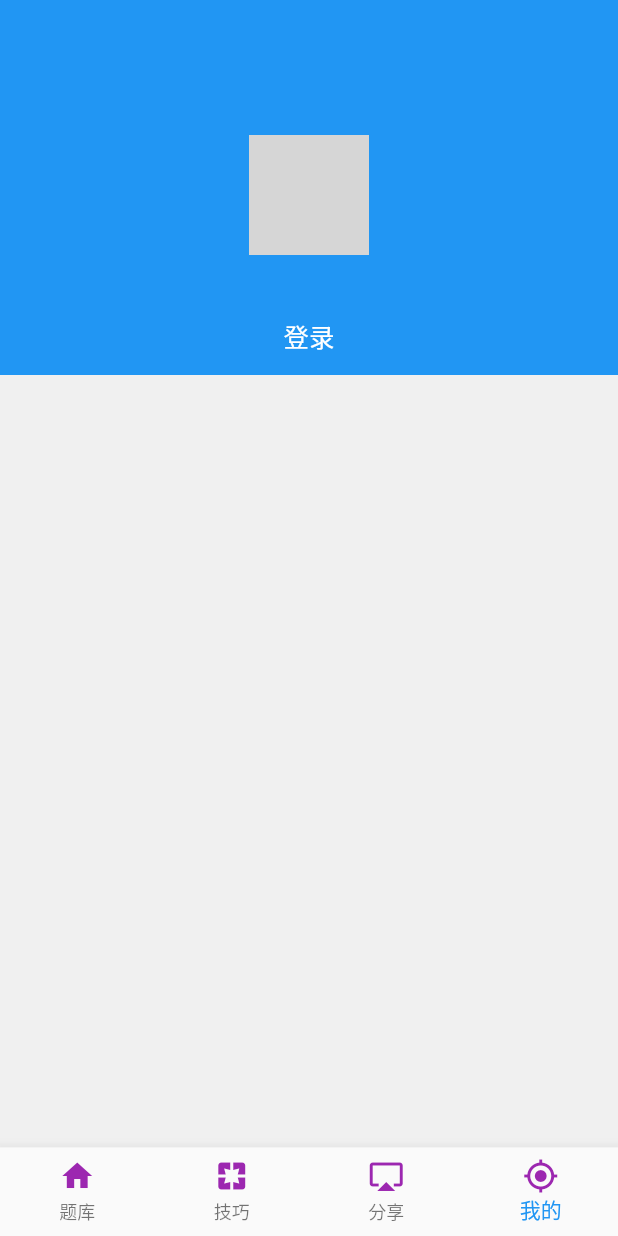
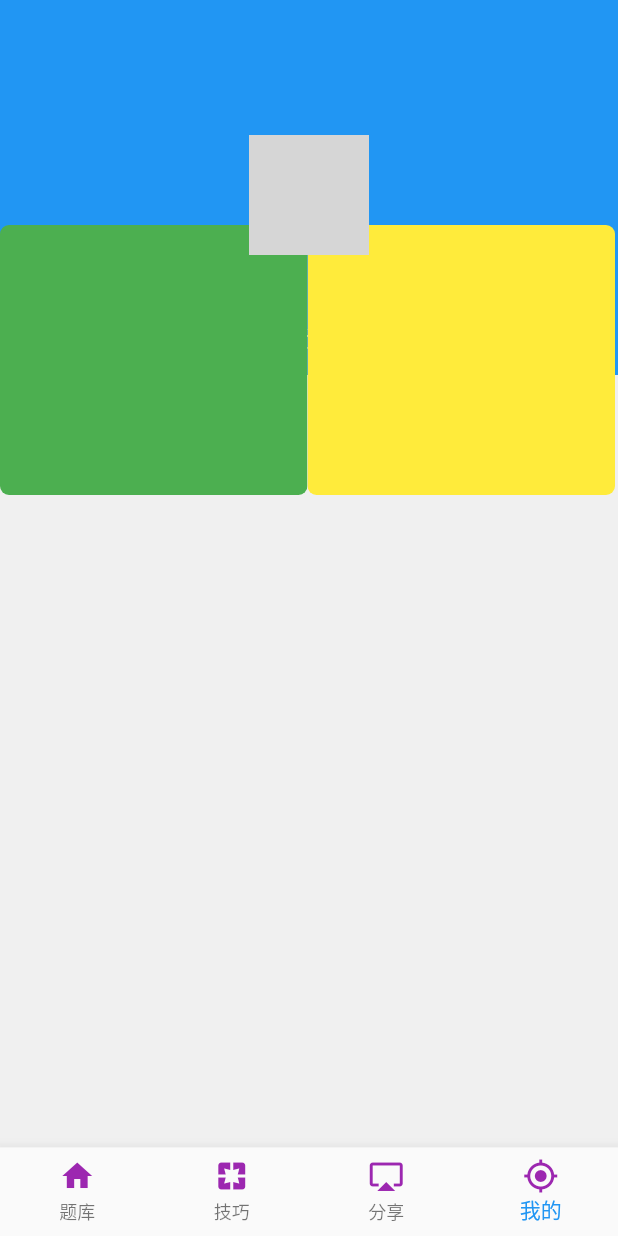
Before and after one commit to aboutmydreams/chaolong, a Flutter app: the screen it shows after launch, item 4 of the bottom bar chosen, on a phone screen of 412 x 824 dp. Run offline on Flutter 3.47's test engine with Material 2 defaults, Android fonts, the phone set to English and light mode, and no system bars; our stand-ins replace dio; network calls fail; grey boxes are pictures that could not be loaded.

Commit message:
fix a fire

```diff
--- a/lib/pages/my_screen.dart
+++ b/lib/pages/my_screen.dart
@@ -52,8 +52,32 @@ class MyScreen extends StatelessWidget {
                   onPressed: (){},
                 )
               ),
+              Positioned(
+                top: 150.0,
+                child:Container(
+                  child: Row(
+                    children: <Widget>[
+                      ClipRRect(
+                        borderRadius: BorderRadius.circular(6.0),
+                        child: Container(
+                          width: 205,
+                          height: 180,
+                          color: Colors.green,
+                        ),
+                      ),
+                      ClipRRect(
+                        borderRadius: BorderRadius.circular(6.0),
+                        child: Container(
+                          width: 205,
+                          height: 180,
+                          color: Colors.yellow,
+                        ),
+                      ),
+                    ],
+                  ),
+                ),
+              ),
             ],
-
           ),
         ),
       )
```
Also changed, not shown: lib/main.dart (+4 -7 lines), 1 other file.
